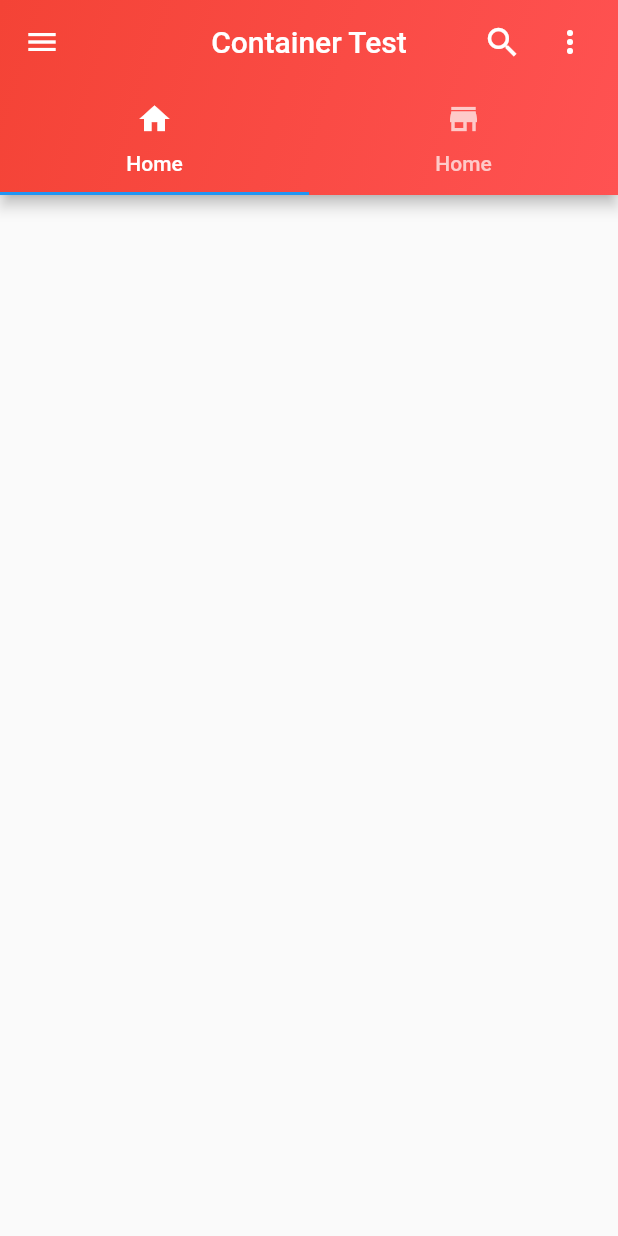
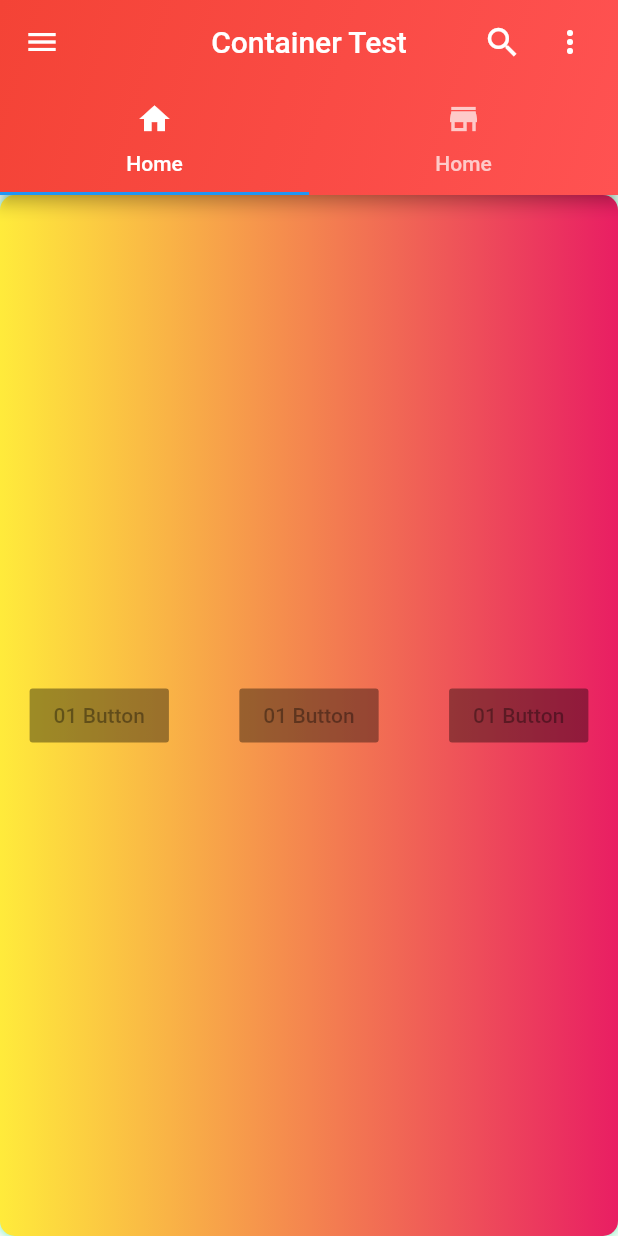
Before and after one commit to s9dp/flutterdemo, a Flutter app: the screen it shows after launch, on a phone screen of 412 x 824 dp. Run offline on Flutter 3.47's test engine with Material 2 defaults, Android fonts, the phone set to English and light mode, and no system bars.

Commit message:
Basic about row

```diff
--- /dev/null
+++ b/lib/containerview.dart
@@ -0,0 +1,33 @@
+import 'package:flutter/material.dart';
+import 'package:flutter/rendering.dart';
+import 'package:flutter_demo/row.dart';
+
+class ContainerView extends StatefulWidget {
+  @override
+  _ContainerViewState createState() => _ContainerViewState();
+}
+
+class _ContainerViewState extends State<ContainerView> {
+  @override
+  Widget build(BuildContext context) {
+    return Center(
+      child: Container(
+        padding: EdgeInsets.all(10),
+        alignment: Alignment.center,
+        width: MediaQuery.of(context).size.width,
+        height: MediaQuery.of(context).size.height,
+        decoration: BoxDecoration(
+          borderRadius: BorderRadius.circular(10),
+          boxShadow: [BoxShadow(color: Colors.greenAccent,
+              blurRadius: 5
+          )],
+          color: Colors.teal,
+          gradient: LinearGradient(
+            colors: [Colors.yellow, Colors.pink],
+          ),
+        ),
+        child: Center(child: RowView()),
+      ),
+    );
+  }
+}
--- a/lib/customeappbar.dart
+++ b/lib/customeappbar.dart
@@ -1,4 +1,5 @@
 import 'package:flutter/material.dart';
+import 'package:flutter_demo/containerview.dart';
 
 class CustomAppBar extends StatefulWidget {
   @override
@@ -71,6 +72,7 @@ class _CustomAppBarState extends State<CustomAppBar> with SingleTickerProviderSt
           ],
         ),
       ),
+      body: ContainerView(),
     );
   }
 }
--- /dev/null
+++ b/lib/row.dart
@@ -0,0 +1,37 @@
+import 'package:flutter/material.dart';
+
+class RowView extends StatefulWidget {
+  @override
+  _RowViewState createState() => _RowViewState();
+}
+
+class _RowViewState extends State<RowView> {
+  @override
+  Widget build(BuildContext context) {
+    return Center(
+      child: Row(
+        mainAxisAlignment: MainAxisAlignment.spaceAround,
+        children: <Widget>[
+          RaisedButton(
+            child: Text("01 Button"),
+            color: Colors.greenAccent,
+          ),
+          Padding(
+            padding: EdgeInsets.all(4.0),
+          ),
+          RaisedButton(
+            child: Text("01 Button"),
+            color: Colors.greenAccent,
+          ),
+          Padding(
+            padding: EdgeInsets.all(4.0),
+          ),
+          RaisedButton(
+            child: Text("01 Button"),
+            color: Colors.greenAccent,
+          ),
+        ],
+      ),
+    );
+  }
+}
```
